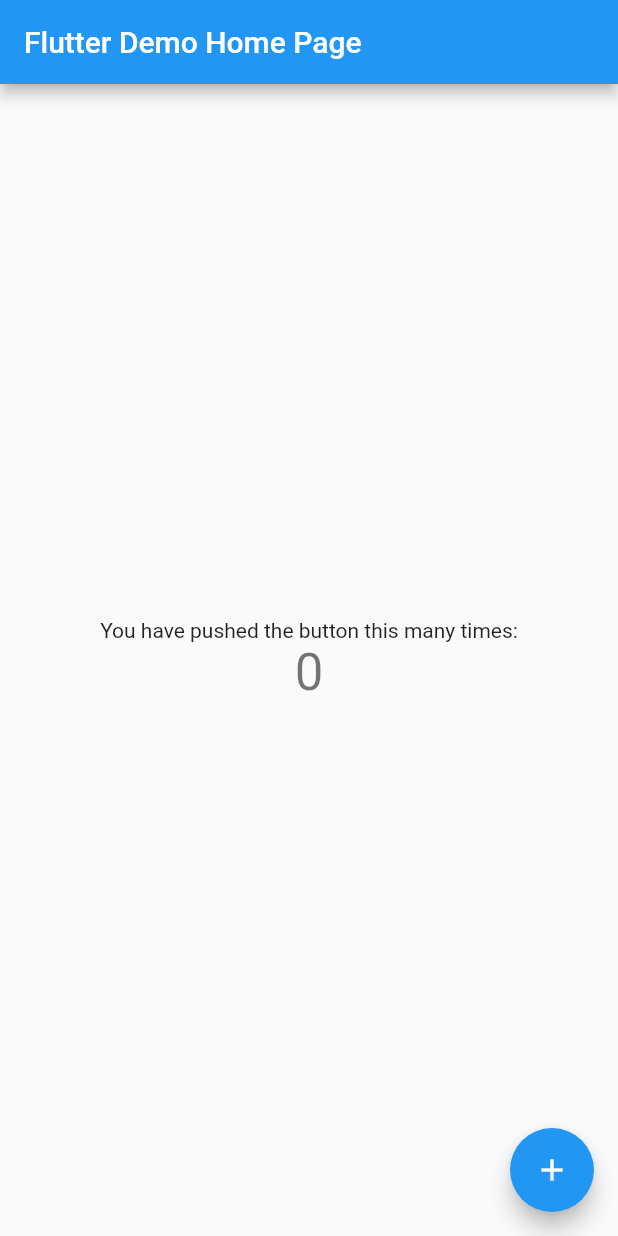
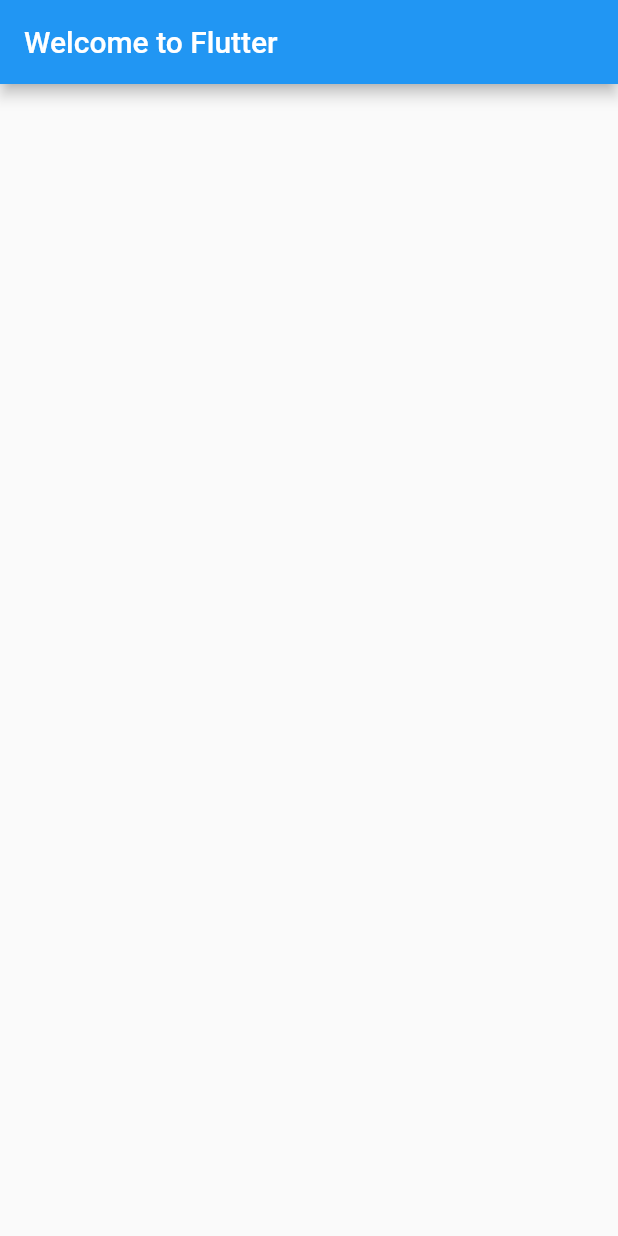
Before and after one commit to pavekovt/bill_manager, a Flutter app: the screen it shows after launch, on a phone screen of 412 x 824 dp. Run offline on Flutter 3.47's test engine with Material 2 defaults, Android fonts, the phone set to English and light mode, and no system bars; our stand-ins replace flutter_redux, redux.

```diff
--- /dev/null
+++ b/lib/Actions/TodoActions.dart
@@ -0,0 +1,20 @@
+
+import 'package:flutter_native/Domain/Todo.dart';
+
+class RemoveTodoAction {
+  String todoId;
+
+  RemoveTodoAction({this.todoId});
+}
+
+class AddTodoAction {
+  Todo payload;
+
+  AddTodoAction({this.payload});
+}
+
+class CompleteTodoAction {
+  String todoId;
+
+  CompleteTodoAction({this.todoId});
+}
--- /dev/null
+++ b/lib/Domain/Todo.dart
@@ -0,0 +1,10 @@
+
+class Todo {
+  String id;
+  String title;
+  String description;
+
+  bool completed;
+
+  Todo({this.id, this.title, this.description, this.completed});
+}
--- /dev/null
+++ b/lib/Reducers/AppState.dart
@@ -0,0 +1,16 @@
+
+import 'package:flutter_native/Actions/TodoActions.dart';
+import 'package:flutter_native/Domain/Todo.dart';
+import 'package:flutter_native/Reducers/TodoReducer.dart';
+import 'package:redux/redux.dart';
+
+class AppState {
+  final List<Todo> todos;
+
+  AppState({this.todos});
+}
+
+final appReducer = combineReducers<AppState>([
+    TypedReducer<AppState, AddTodoAction>(addTodoReducer),
+    TypedReducer<AppState, RemoveTodoAction>(removeTodoReducer),
+]);
--- /dev/null
+++ b/lib/Widgets/TodoList.dart
@@ -0,0 +1,29 @@
+import 'package:flutter/cupertino.dart';
+import 'package:flutter_native/Actions/TodoActions.dart';
+import 'package:flutter_native/Domain/Todo.dart';
+import 'package:flutter_native/Reducers/AppState.dart';
+import 'package:flutter_native/Widgets/TodoWidget.dart';
+import 'package:flutter_redux/flutter_redux.dart';
+
+class TodoList extends StatelessWidget {
+  @override
+  Widget build(BuildContext context) =>
+      Center(
+          child: StoreConnector<AppState, List<Todo>>(
+            converter: (store) => store.state.todos,
+            builder: (context, todos) =>
+                Column(
+                    children: todos
+                        .map((todo) =>
+                        TodoWidget(
+                          todo: todo,
+                          complete: () { StoreConnector<AppState, VoidCallback>(
+                            converter: (store) => () => store.dispatch(CompleteTodoAction(todoId: todo.id)),
+                            builder: (context, VoidCallback) {
+
+                            },
+                          )},
+                        ))
+                        .toList()),
+          ));
+}
--- a/lib/main.dart
+++ b/lib/main.dart
@@ -1,111 +1,42 @@
+import 'package:flutter/cupertino.dart';
 import 'package:flutter/material.dart';
+import 'package:flutter_native/Reducers/AppState.dart';
+import 'package:flutter_redux/flutter_redux.dart';
+import 'package:redux/redux.dart';
 
-void main() => runApp(MyApp());
+import 'Domain/Todo.dart';
+import 'Widgets/TodoList.dart';
 
-class MyApp extends StatelessWidget {
-  // This widget is the root of your application.
+void main() {
+  final store = new Store<AppState>(appReducer, initialState: AppState(todos: [
+//    Todo(id: "1", title: "Hello", description: "Ya", completed: false)
+  ]));
+
+  runApp(TodoApp(title: "YA!", store: store,));
+}
+
+class TodoApp extends StatelessWidget {
+
+  final Store<AppState> store;
+  final String title;
+
+  TodoApp({Key key, this.store, this.title}) : super(key: key);
+
   @override
   Widget build(BuildContext context) {
-    return MaterialApp(
-      title: 'Flutter Demo',
-      theme: ThemeData(
-        // This is the theme of your application.
-        //
-        // Try running your application with "flutter run". You'll see the
-        // application has a blue toolbar. Then, without quitting the app, try
-        // changing the primarySwatch below to Colors.green and then invoke
-        // "hot reload" (press "r" in the console where you ran "flutter run",
-        // or simply save your changes to "hot reload" in a Flutter IDE).
-        // Notice that the counter didn't reset back to zero; the application
-        // is not restarted.
-        primarySwatch: Colors.blue,
+    return StoreProvider(
+      store: store,
+      child: MaterialApp(
+        title: 'Welcome to Flutter',
+        home: Scaffold(
+          appBar: AppBar(
+            title: Text('Welcome to Flutter'),
+          ),
+          body: Center(
+            child: TodoList()
+          ),
+        ),
       ),
-      home: MyHomePage(title: 'Flutter Demo Home Page'),
     );
   }
 }
-
-class MyHomePage extends StatefulWidget {
-  MyHomePage({Key key, this.title}) : super(key: key);
-
-  // This widget is the home page of your application. It is stateful, meaning
-  // that it has a State object (defined below) that contains fields that affect
-  // how it looks.
-
-  // This class is the configuration for the state. It holds the values (in this
-  // case the title) provided by the parent (in this case the App widget) and
-  // used by the build method of the State. Fields in a Widget subclass are
-  // always marked "final".
-
-  final String title;
-
-  @override
-  _MyHomePageState createState() => _MyHomePageState();
-}
-
-class _MyHomePageState extends State<MyHomePage> {
-  int _counter = 0;
-
-  void _incrementCounter() {
-    setState(() {
-      // This call to setState tells the Flutter framework that something has
-      // changed in this State, which causes it to rerun the build method below
-      // so that the display can reflect the updated values. If we changed
-      // _counter without calling setState(), then the build method would not be
-      // called again, and so nothing would appear to happen.
-      _counter++;
-    });
-  }
-
-  @override
-  Widget build(BuildContext context) {
-    // This method is rerun every time setState is called, for instance as done
-    // by the _incrementCounter method above.
-    //
-    // The Flutter framework has been optimized to make rerunning build methods
-    // fast, so that you can just rebuild anything that needs updating rather
-    // than having to individually change instances of widgets.
-    return Scaffold(
-      appBar: AppBar(
-        // Here we take the value from the MyHomePage object that was created by
-        // the App.build method, and use it to set our appbar title.
-        title: Text(widget.title),
-      ),
-      body: Center(
-        // Center is a layout widget. It takes a single child and positions it
-        // in the middle of the parent.
-        child: Column(
-          // Column is also a layout widget. It takes a list of children and
-          // arranges them vertically. By default, it sizes itself to fit its
-          // children horizontally, and tries to be as tall as its parent.
-          //
-          // Invoke "debug painting" (press "p" in the console, choose the
-          // "Toggle Debug Paint" action from the Flutter Inspector in Android
-          // Studio, or the "Toggle Debug Paint" command in Visual Studio Code)
-          // to see the wireframe for each widget.
-          //
-          // Column has various properties to control how it sizes itself and
-          // how it positions its children. Here we use mainAxisAlignment to
-          // center the children vertically; the main axis here is the vertical
-          // axis because Columns are vertical (the cross axis would be
-          // horizontal).
-          mainAxisAlignment: MainAxisAlignment.center,
-          children: <Widget>[
-            Text(
-              'You have pushed the button this many times:',
-            ),
-            Text(
-              '$_counter',
-              style: Theme.of(context).textTheme.display1,
-            ),
-          ],
-        ),
-      ),
-      floatingActionButton: FloatingActionButton(
-        onPressed: _incrementCounter,
-        tooltip: 'Increment',
-        child: Icon(Icons.add),
-      ), // This trailing comma makes auto-formatting nicer for build methods.
-    );
-  }
-}
```
Also changed, not shown: lib/Reducers/TodoReducer.dart (added, +9 -0 lines), lib/Widgets/TodoWidget.dart (added, +25 -0 lines), pubspec.yaml (+7 -0 lines), pubspec.lock, 14 other files.
